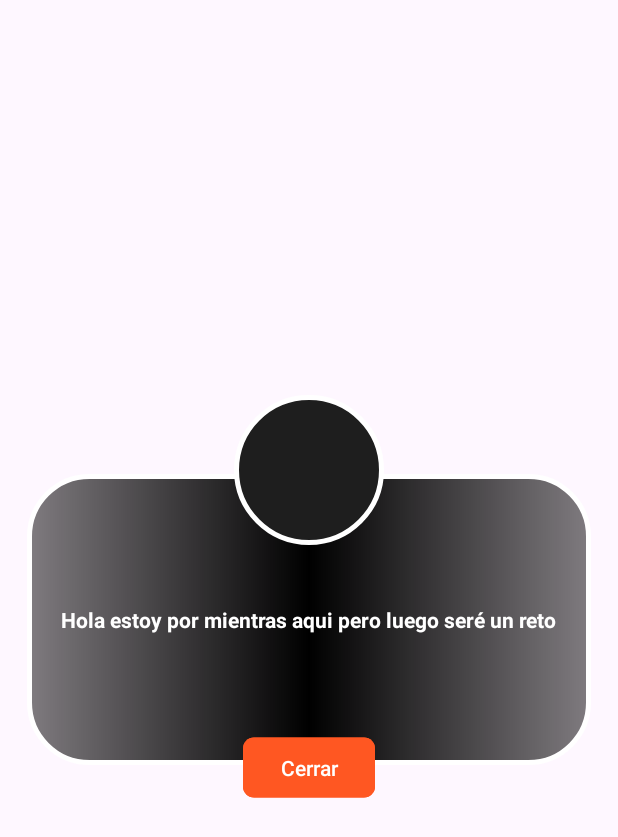
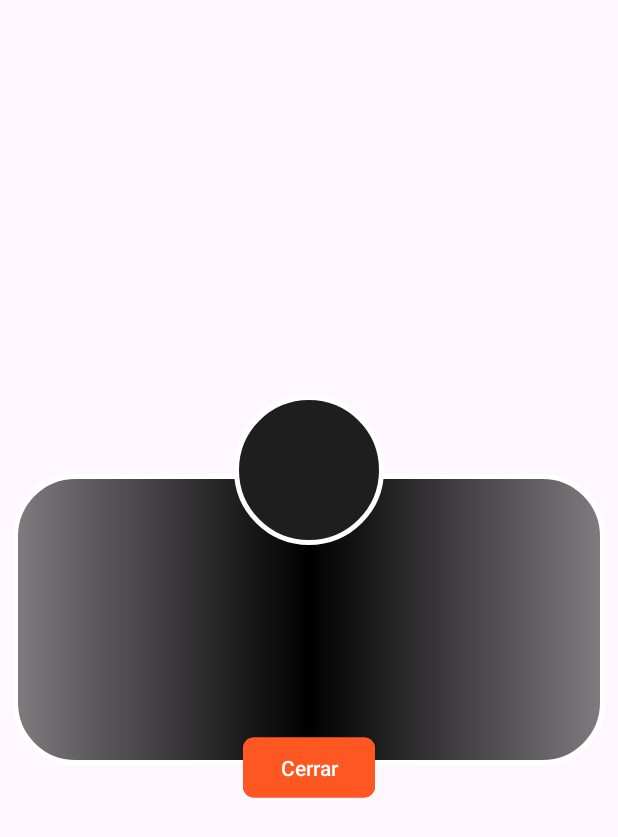
Before and after one commit to BrianGomezM/equipoUno, an Android app: the layout random_pokemon.xml on its own in the app's theme, with its tools: preview values and no code run, on a phone screen of 412 x 824 dp. Shown: the top 837 px of the screen. Run offline under Robolectric (Android 15) with nearby library versions, the light colour scheme and no system bars.

Commit message:
Sacar Reto al Azar

```diff
--- a/app/src/main/java/com/univalle/picobotellamvvm/data/ChallengeDao.kt
+++ b/app/src/main/java/com/univalle/picobotellamvvm/data/ChallengeDao.kt
@@ -22,4 +22,6 @@ interface ChallengeDao {
     @Update
     suspend fun updateChallenge(challenge: Challenge)
 
+    @Query("SELECT * FROM Challenge ORDER BY RANDOM() LIMIT 1")
+    suspend fun getRandomChallenge(): Challenge?
 }
--- a/app/src/main/java/com/univalle/picobotellamvvm/repository/ChallengeRepository.kt
+++ b/app/src/main/java/com/univalle/picobotellamvvm/repository/ChallengeRepository.kt
@@ -39,4 +39,10 @@ class ChallengeRepository(val context: Context)  {
             challengeDao.getListChallenge()
         }
     }
+
+    suspend fun getRandomChallenge(): Challenge? {
+        return withContext(Dispatchers.IO){
+            challengeDao.getRandomChallenge()
+        }
+    }
 }
--- a/app/src/main/res/layout/random_pokemon.xml
+++ b/app/src/main/res/layout/random_pokemon.xml
@@ -8,15 +8,15 @@
 
     <TextView
         android:id="@+id/textViewReto"
-        android:layout_width="wrap_content"
+        android:layout_width="400dp"
         android:layout_height="wrap_content"
         android:textColor="#FFFFFF"
         android:background="@drawable/bg_redondo_reto"
-        android:text="Hola estoy por mientras aqui pero luego seré un reto"
         android:textStyle="bold"
         android:paddingVertical="90dp"
         android:paddingStart="25dp"
         android:paddingEnd="25dp"
+        android:textAlignment="center"
         android:layout_marginTop="50dp"
         />
 
```
Also changed, not shown: app/src/main/java/com/univalle/picobotellamvvm/view/fragment/FragmentHome.kt (+15 -0 lines), app/src/main/java/com/univalle/picobotellamvvm/viewmodel/ChallengeViewModel.kt (+9 -0 lines).
